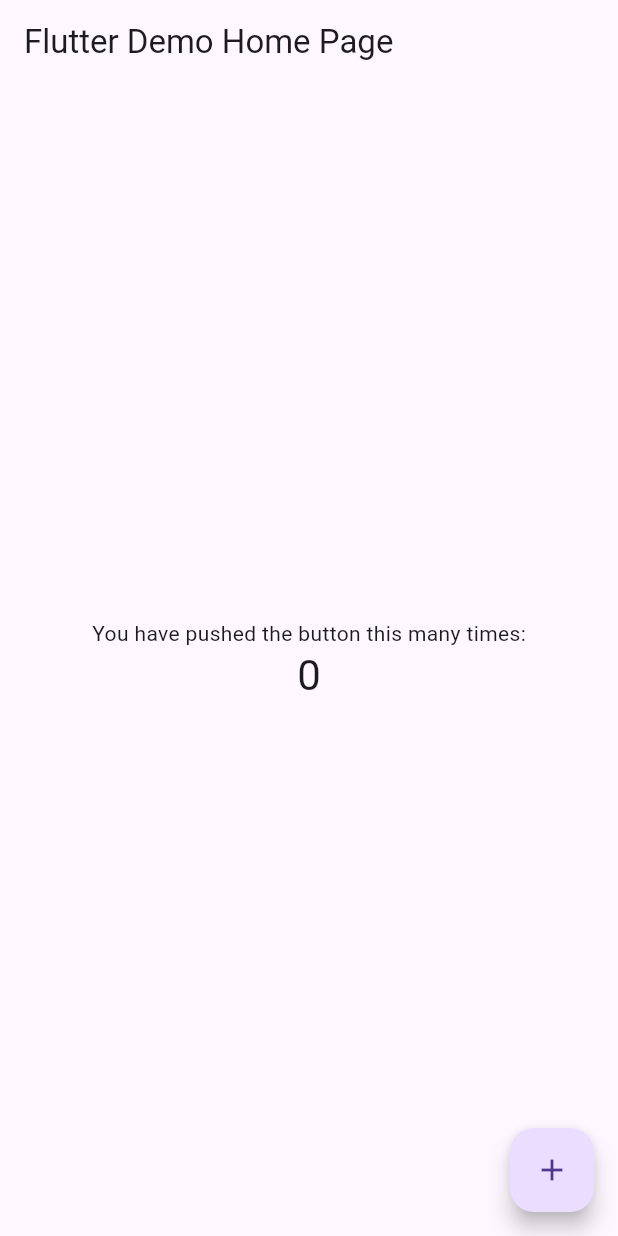
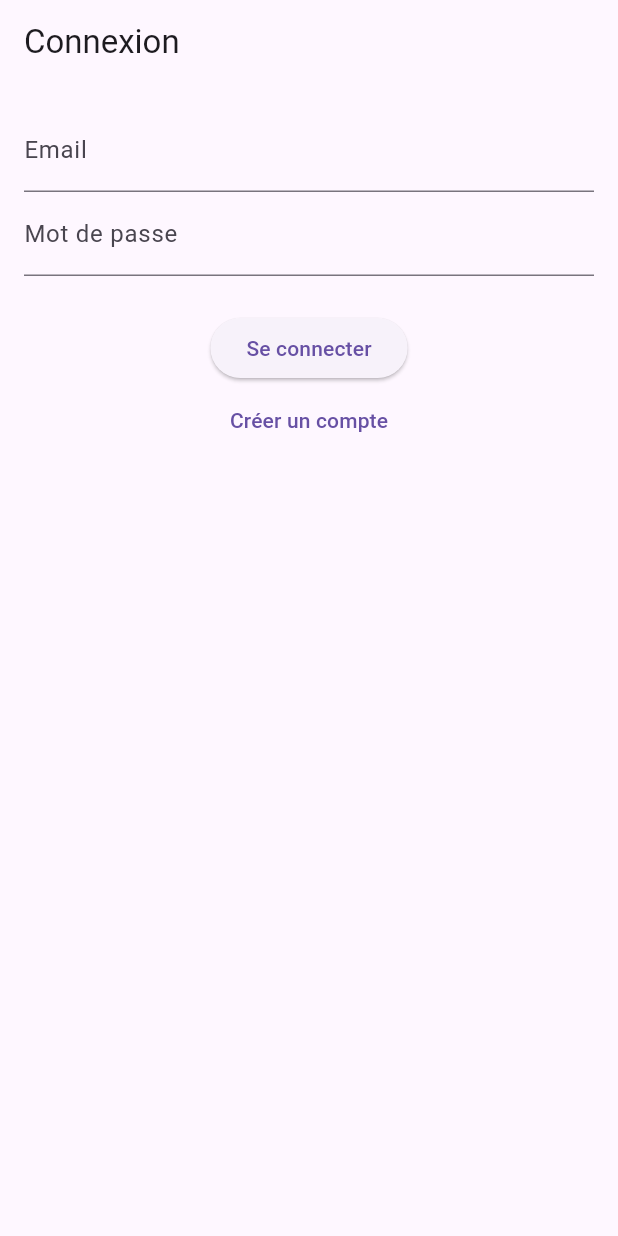
Before and after one commit to FixGia/application-mariage, a Flutter app: the screen it shows after launch, on a phone screen of 412 x 824 dp. Run offline on Flutter 3.47's test engine with Material 3 defaults, Android fonts, the phone set to English and light mode, and no system bars; our stand-ins replace flutter_secure_storage.

Commit message:
feat: implement auth flow with login, register and consent screens

```diff
--- a/mobile/lib/main.dart
+++ b/mobile/lib/main.dart
@@ -1,4 +1,5 @@
 import 'package:flutter/material.dart';
+import 'screens/login_screen.dart';
 
 void main() {
   runApp(const MyApp());
@@ -11,7 +12,7 @@ class MyApp extends StatelessWidget {
   @override
   Widget build(BuildContext context) {
     return MaterialApp(
-      title: 'Flutter Demo',
+      title: 'Application Mariage',
       theme: ThemeData(
         // This is the theme of your application.
         //
@@ -24,7 +25,7 @@ class MyApp extends StatelessWidget {
         // is not restarted.
         primarySwatch: Colors.blue,
       ),
-      home: const MyHomePage(title: 'Flutter Demo Home Page'),
+      home: const LoginScreen(),
     );
   }
 }
--- /dev/null
+++ b/mobile/lib/screens/login_screen.dart
@@ -0,0 +1,90 @@
+import 'package:flutter/material.dart';
+import '../services/auth_service.dart';
+import 'home_screen.dart';
+import 'register_screen.dart';
+import 'consent_screen.dart';
+
+class LoginScreen extends StatefulWidget {
+  const LoginScreen({super.key});
+
+  @override
+  State<LoginScreen> createState() => _LoginScreenState();
+}
+
+class _LoginScreenState extends State<LoginScreen> {
+  final _emailController = TextEditingController();
+  final _passwordController = TextEditingController();
+  final AuthService _authService = AuthService();
+
+  bool _isLoading = false;
+  String? _errorMessage;
+
+  Future<void> _login() async {
+    setState(() {
+      _isLoading = true;
+      _errorMessage = null;
+    });
+
+    final response = await _authService.login(
+      _emailController.text,
+      _passwordController.text,
+    );
+
+    setState(() {
+      _isLoading = false;
+    });
+
+    if (response.statusCode == 200) {
+      // Ici, tu pourrais vérifier si le consentement a été donné (à ajouter côté backend plus tard)
+      Navigator.pushReplacement(
+        context,
+        MaterialPageRoute(builder: (_) => const ConsentScreen()),
+      );
+    } else {
+      setState(() {
+        _errorMessage = 'Échec de la connexion : ${response.body}';
+      });
+    }
+  }
+
+  @override
+  Widget build(BuildContext context) {
+    return Scaffold(
+      appBar: AppBar(title: const Text('Connexion')),
+      body: Padding(
+        padding: const EdgeInsets.all(16.0),
+        child: Column(
+          children: [
+            TextField(
+              controller: _emailController,
+              decoration: const InputDecoration(labelText: 'Email'),
+            ),
+            TextField(
+              controller: _passwordController,
+              decoration: const InputDecoration(labelText: 'Mot de passe'),
+              obscureText: true,
+            ),
+            const SizedBox(height: 24),
+            if (_errorMessage != null)
+              Text(_errorMessage!, style: const TextStyle(color: Colors.red)),
+            ElevatedButton(
+              onPressed: _isLoading ? null : _login,
+              child: _isLoading
+                  ? const CircularProgressIndicator()
+                  : const Text('Se connecter'),
+            ),
+            TextButton(
+              onPressed: () {
+                Navigator.push(
+                  context,
+                  MaterialPageRoute(builder: (_) => const RegisterScreen()),
+                );
+              },
+              child: const Text('Créer un compte'),
+            ),
+          ],
+        ),
+      ),
+    );
+  }
+}
--- a/mobile/pubspec.yaml
+++ b/mobile/pubspec.yaml
@@ -35,6 +35,8 @@ dependencies:
   # The following adds the Cupertino Icons font to your application.
   # Use with the CupertinoIcons class for iOS style icons.
   cupertino_icons: ^1.0.2
+  http: ^0.13.6
+  flutter_secure_storage: ^9.2.4
 
 dev_dependencies:
   flutter_test:
```
Also changed, not shown: mobile/lib/screens/consent_screen.dart (added, +68 -0 lines), mobile/lib/screens/home_screen.dart (added, +13 -0 lines), mobile/lib/screens/register_screen.dart (added, +89 -0 lines), mobile/lib/services/auth_service.dart (added, +99 -0 lines), mobile/pubspec.lock, 18 other files.
